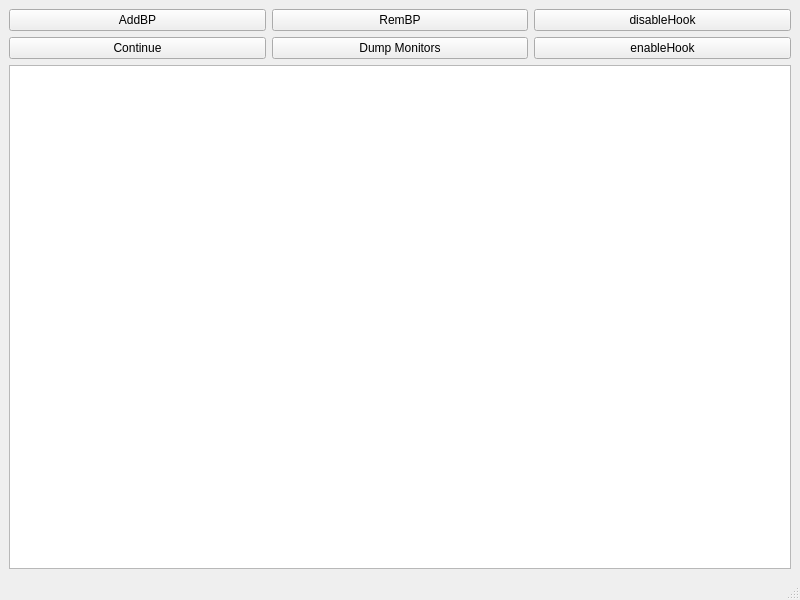
Above: NamedPipeTester/mainwindow.ui from dedmen/ArmaDebugEngine before the change. Below: the same form after it.
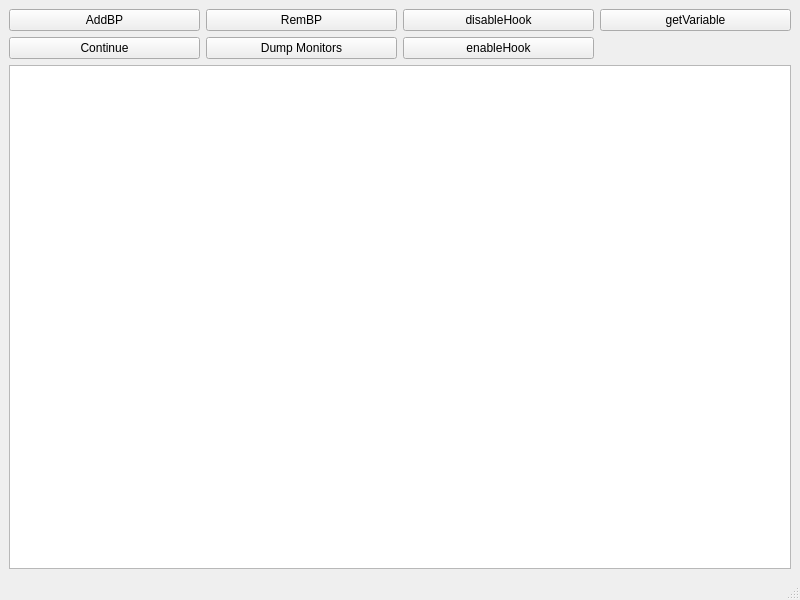
That is the form after the change.

```diff
--- a/NamedPipeTester/mainwindow.ui
+++ b/NamedPipeTester/mainwindow.ui
@@ -62,6 +62,13 @@
         </property>
        </widget>
       </item>
+      <item row="0" column="3">
+       <widget class="QPushButton" name="button_Variable">
+        <property name="text">
+         <string>getVariable</string>
+        </property>
+       </widget>
+      </item>
      </layout>
     </item>
     <item>
```
Left out of the diff: 42 changed lines with no effect on the pictures.
